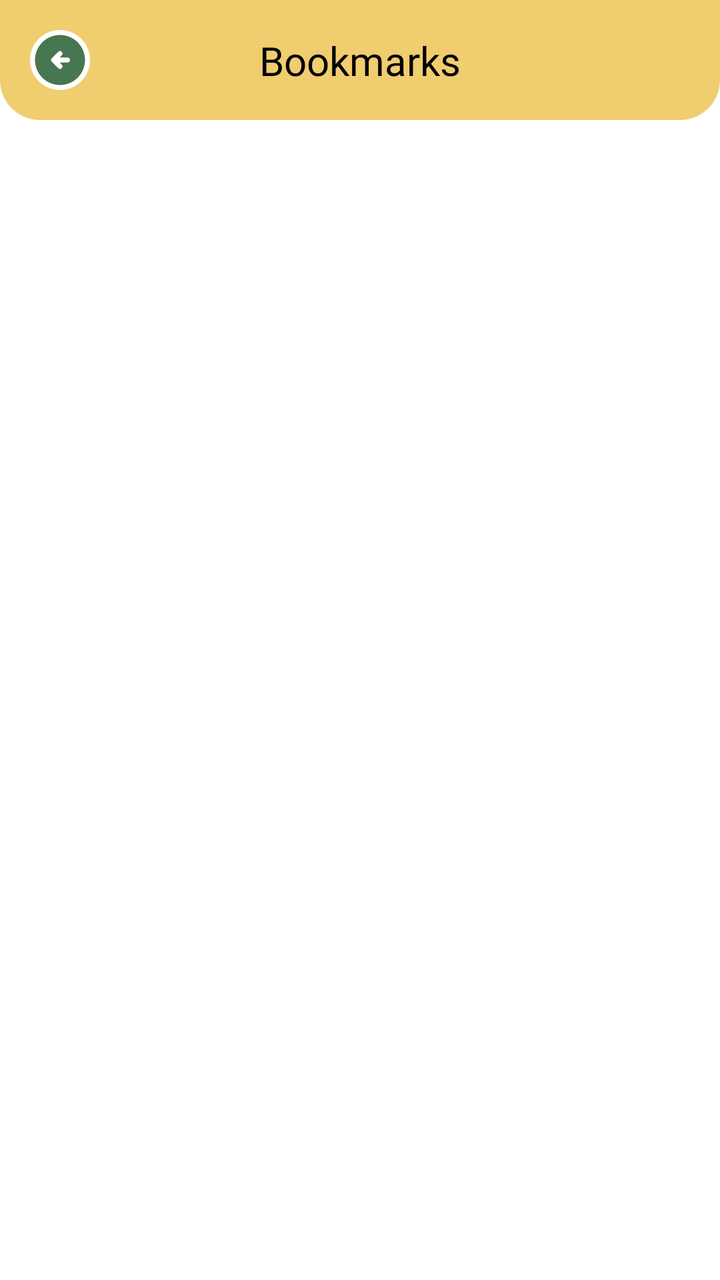
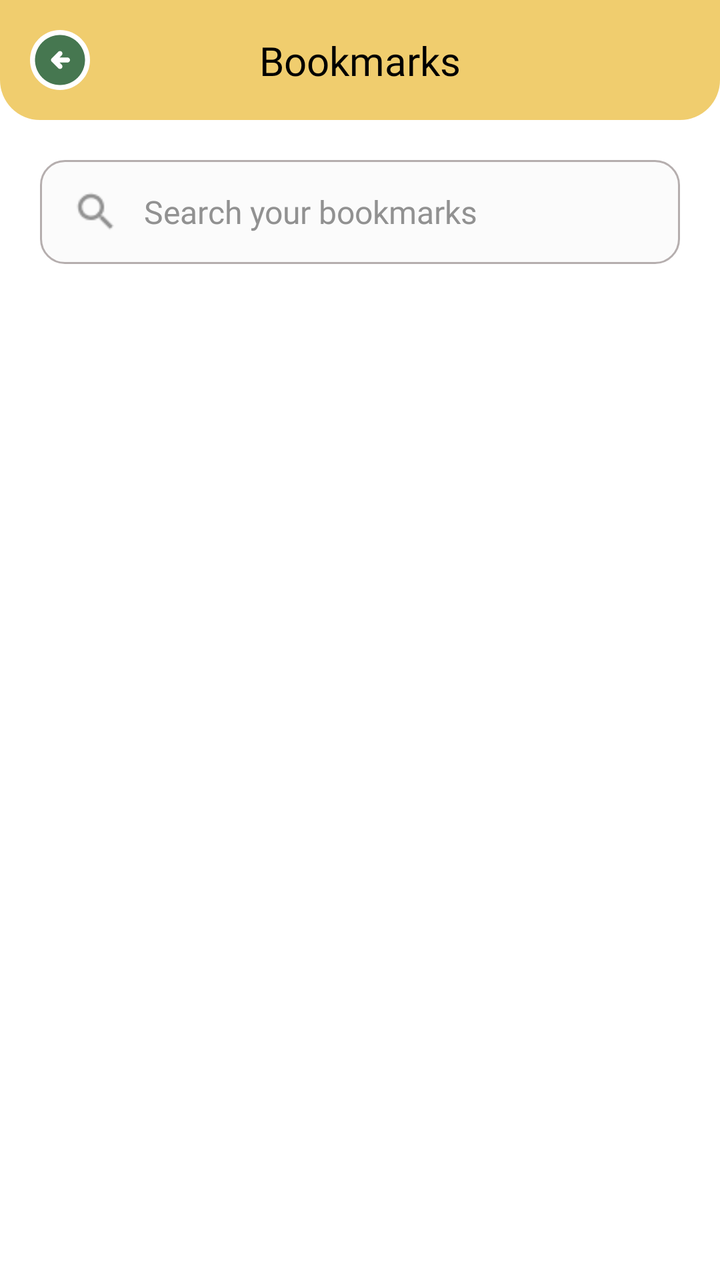

The first picture is an Android layout as it rendered before a commit; the second is the same layout after the commit. The layout source and the unified diff follow.
<!-- AndroidManifest.xml: application theme Theme.SortItJSON -->
<!-- res/layout/fragment_bookmark.xml -->
<?xml version="1.0" encoding="utf-8"?>
<LinearLayout
    xmlns:android="http://schemas.android.com/apk/res/android"
    xmlns:app="http://schemas.android.com/apk/res-auto"
    android:layout_width="match_parent"
    android:layout_height="match_parent"
    android:orientation="vertical"
    android:background="#FFFFFF">

    
    <androidx.constraintlayout.widget.ConstraintLayout
        android:layout_width="match_parent"
        android:layout_height="wrap_content"
        android:minHeight="60dp"
        android:padding="10dp"
        android:background="@drawable/yellow_header_page">

        
        <ImageButton
            android:id="@+id/btnBack"
            android:layout_width="40dp"
            android:layout_height="40dp"
            android:background="@android:color/transparent"
            android:contentDescription="Back"
            android:padding="8dp"
            android:src="@drawable/button_green_backward"
            app:layout_constraintStart_toStartOf="parent"
            app:layout_constraintTop_toTopOf="parent"
            app:layout_constraintBottom_toBottomOf="parent"/>

        
        <TextView
            android:id="@+id/title"
            android:layout_width="wrap_content"
            android:layout_height="wrap_content"
            android:text="Bookmarks"
            android:textColor="#000000"
            android:textSize="20sp"
            android:fontFamily="@font/montserrat_bold"
            app:layout_constraintStart_toStartOf="parent"
            app:layout_constraintEnd_toEndOf="parent"
            app:layout_constraintTop_toTopOf="parent"
            app:layout_constraintBottom_toBottomOf="parent"/>

    </androidx.constraintlayout.widget.ConstraintLayout>

    <androidx.recyclerview.widget.RecyclerView
        android:id="@+id/recyclerViewBookmarked"
        android:layout_width="match_parent"
        android:layout_height="match_parent"
        android:layout_marginTop="10dp"
        android:layout_marginLeft="5dp"
        android:layout_marginRight="5dp"
        android:padding="10dp"/>

</LinearLayout>
<!-- resources referenced by this layout -->
<resources>
  <!-- drawable button_green_backward (drawable) -->
  <vector xmlns:android="http://schemas.android.com/apk/res/android"
      android:width="30dp"
      android:height="30dp"
      android:viewportWidth="24"
      android:viewportHeight="24">
    <path
        android:pathData="M24,12C24,18.627 18.627,24 12,24C5.373,24 0,18.627 0,12C0,5.373 5.373,0 12,0C18.627,0 24,5.373 24,12Z"
        android:fillColor="#ffffff"/>
    <path
        android:pathData="M11.8,13H15C15.283,13 15.521,12.904 15.712,12.712C15.904,12.521 16,12.283 16,12C16,11.717 15.904,11.479 15.712,11.288C15.521,11.096 15.283,11 15,11H11.8L12.7,10.1C12.883,9.917 12.975,9.683 12.975,9.4C12.975,9.117 12.883,8.883 12.7,8.7C12.517,8.517 12.283,8.425 12,8.425C11.717,8.425 11.483,8.517 11.3,8.7L8.7,11.3C8.5,11.5 8.4,11.733 8.4,12C8.4,12.267 8.5,12.5 8.7,12.7L11.3,15.3C11.483,15.483 11.717,15.575 12,15.575C12.283,15.575 12.517,15.483 12.7,15.3C12.883,15.117 12.975,14.883 12.975,14.6C12.975,14.317 12.883,14.083 12.7,13.9L11.8,13ZM12,22C10.617,22 9.317,21.737 8.1,21.212C6.883,20.688 5.825,19.975 4.925,19.075C4.025,18.175 3.313,17.117 2.787,15.9C2.263,14.683 2,13.383 2,12C2,10.617 2.263,9.317 2.787,8.1C3.313,6.883 4.025,5.825 4.925,4.925C5.825,4.025 6.883,3.313 8.1,2.787C9.317,2.263 10.617,2 12,2C13.383,2 14.683,2.263 15.9,2.787C17.117,3.313 18.175,4.025 19.075,4.925C19.975,5.825 20.688,6.883 21.212,8.1C21.737,9.317 22,10.617 22,12C22,13.383 21.737,14.683 21.212,15.9C20.688,17.117 19.975,18.175 19.075,19.075C18.175,19.975 17.117,20.688 15.9,21.212C14.683,21.737 13.383,22 12,22Z"
        android:fillColor="#467750"/>
  </vector>
  <!-- drawable yellow_header_page (drawable) -->
  <shape xmlns:android="http://schemas.android.com/apk/res/android">
      <solid android:color="#F0CD6E"/>
  
      <corners
          android:bottomLeftRadius="20dp"
          android:bottomRightRadius="20dp"/>
  </shape>
  <style name="Theme.SortItJSON" parent="Base.Theme.SortItJSON" />
  <style name="Base.Theme.SortItJSON" parent="Theme.Material3.DayNight.NoActionBar">
          
          <item name="colorPrimary">@color/darkgreen</item>
      </style>
  <color name="darkgreen">#467750</color>
</resources>

<!-- the commit's change to res/layout/fragment_bookmark.xml (unified diff, before → after) -->
@@ -7,7 +7,6 @@
     android:orientation="vertical"
     android:background="#FFFFFF">
 
-    
     <androidx.constraintlayout.widget.ConstraintLayout
         android:layout_width="match_parent"
         android:layout_height="wrap_content"
@@ -15,7 +14,6 @@
         android:padding="10dp"
         android:background="@drawable/yellow_header_page">
 
-        
         <ImageButton
             android:id="@+id/btnBack"
             android:layout_width="40dp"
@@ -28,7 +26,6 @@
             app:layout_constraintTop_toTopOf="parent"
             app:layout_constraintBottom_toBottomOf="parent"/>
 
-        
         <TextView
             android:id="@+id/title"
             android:layout_width="wrap_content"
@@ -44,6 +41,41 @@
 
     </androidx.constraintlayout.widget.ConstraintLayout>
 
+    <LinearLayout
+        android:id="@+id/searchContainer"
+        android:layout_width="match_parent"
+        android:layout_height="52dp"
+        android:layout_marginHorizontal="20dp"
+        android:layout_marginTop="20dp"
+        android:background="@drawable/edit_text_bg"
+        android:gravity="center_vertical"
+        android:orientation="horizontal"
+        android:paddingHorizontal="16dp">
+
+        <ImageView
+            android:id="@+id/searchIcon"
+            android:layout_width="24dp"
+            android:layout_height="24dp"
+            android:src="@drawable/search"
+            app:tint="#919191" />
+
+        <EditText
+            android:id="@+id/searchEditText"
+            android:layout_width="match_parent"
+            android:layout_height="match_parent"
+            android:layout_marginStart="12dp"
+            android:background="@null"
+            android:hint="Search your bookmarks"
+            android:textColor="#434343"
+            android:textColorHint="#919191"
+            android:textSize="16sp"
+            android:fontFamily="@font/lato_black"
+            android:textStyle="normal"
+            android:inputType="text"
+            android:maxLines="1"
+            android:imeOptions="actionSearch"/>
+    </LinearLayout>
+
     <androidx.recyclerview.widget.RecyclerView
         android:id="@+id/recyclerViewBookmarked"
         android:layout_width="match_parent"
<!-- resource entries referenced after the edit -->
@@ -13,6 +13,16 @@
         android:pathData="M11.8,13H15C15.283,13 15.521,12.904 15.712,12.712C15.904,12.521 16,12.283 16,12C16,11.717 15.904,11.479 15.712,11.288C15.521,11.096 15.283,11 15,11H11.8L12.7,10.1C12.883,9.917 12.975,9.683 12.975,9.4C12.975,9.117 12.883,8.883 12.7,8.7C12.517,8.517 12.283,8.425 12,8.425C11.717,8.425 11.483,8.517 11.3,8.7L8.7,11.3C8.5,11.5 8.4,11.733 8.4,12C8.4,12.267 8.5,12.5 8.7,12.7L11.3,15.3C11.483,15.483 11.717,15.575 12,15.575C12.283,15.575 12.517,15.483 12.7,15.3C12.883,15.117 12.975,14.883 12.975,14.6C12.975,14.317 12.883,14.083 12.7,13.9L11.8,13ZM12,22C10.617,22 9.317,21.737 8.1,21.212C6.883,20.688 5.825,19.975 4.925,19.075C4.025,18.175 3.313,17.117 2.787,15.9C2.263,14.683 2,13.383 2,12C2,10.617 2.263,9.317 2.787,8.1C3.313,6.883 4.025,5.825 4.925,4.925C5.825,4.025 6.883,3.313 8.1,2.787C9.317,2.263 10.617,2 12,2C13.383,2 14.683,2.263 15.9,2.787C17.117,3.313 18.175,4.025 19.075,4.925C19.975,5.825 20.688,6.883 21.212,8.1C21.737,9.317 22,10.617 22,12C22,13.383 21.737,14.683 21.212,15.9C20.688,17.117 19.975,18.175 19.075,19.075C18.175,19.975 17.117,20.688 15.9,21.212C14.683,21.737 13.383,22 12,22Z"
         android:fillColor="#467750"/>
   </vector>
+  <!-- drawable edit_text_bg (drawable) -->
+  <?xml version="1.0" encoding="utf-8"?>
+  <shape xmlns:android="http://schemas.android.com/apk/res/android">
+      <solid android:color="#FBFBFB" />
+      <stroke
+          android:width="1dp"
+          android:color="#B5AEAE" />
+      <corners android:radius="12dp" />
+  </shape>
+  <!-- drawable search: png bitmap (drawable, 736 bytes) -->
   <!-- drawable yellow_header_page (drawable) -->
   <shape xmlns:android="http://schemas.android.com/apk/res/android">
       <solid android:color="#F0CD6E"/>
